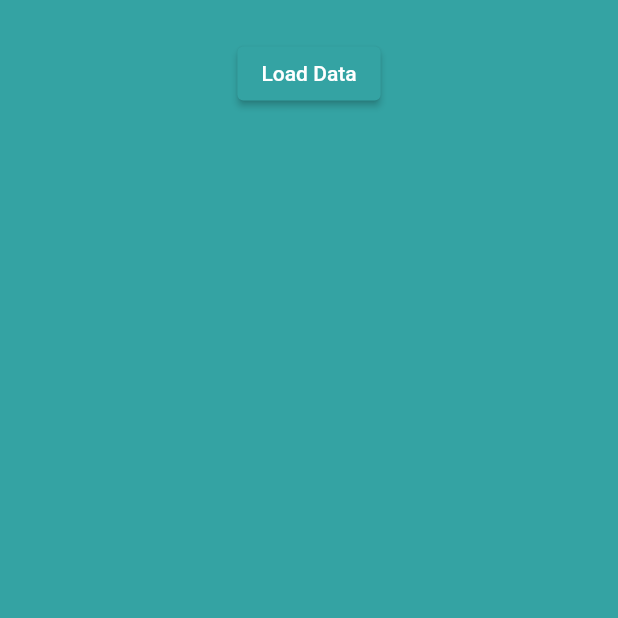
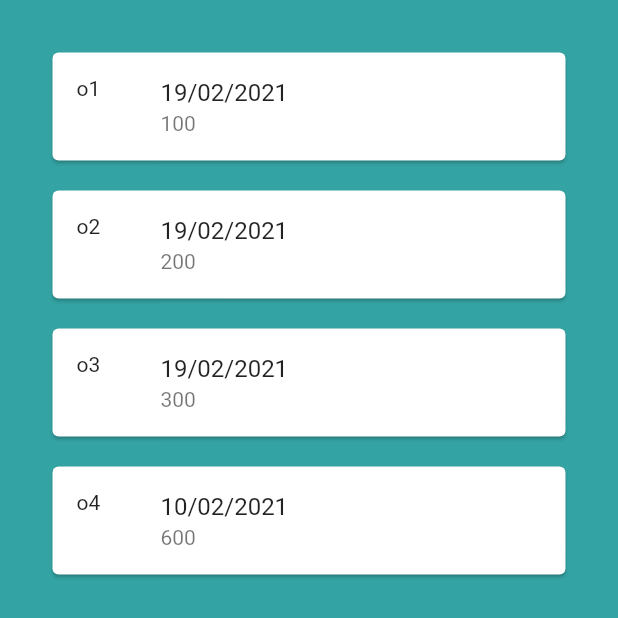
Before and after one commit to FY-ProjectX/task_app, a Flutter app: the HomePage screen opened directly, on a phone screen of 412 x 824 dp, the top half of it. Run offline on Flutter 3.47's test engine with Material 2 defaults, Android fonts, the light colour scheme and no system bars; our stand-ins replace get.

Commit message:
final ready

```diff
--- a/assets/orders.json
+++ b/assets/orders.json
@@ -14,6 +14,11 @@
         "id": "o3",
         "date": "19/02/2021",
         "cost": "300"
+      },
+      {
+        "id": "o4",
+        "date": "10/02/2021",
+        "cost": "600"
       }
     ]
   }
--- a/lib/pages/CustomerDashboard.dart
+++ b/lib/pages/CustomerDashboard.dart
@@ -96,6 +96,12 @@ class _HomePageState extends State<HomePage> {
     });
   }
 
+  @override
+  void initState() {
+    super.initState();
+    readJson();
+  }
+
   Widget build(BuildContext context) {
     return Scaffold(
       backgroundColor: Color.fromRGBO(52, 163, 163, 1.0),
@@ -103,14 +109,6 @@ class _HomePageState extends State<HomePage> {
         padding: const EdgeInsets.all(25),
         child: Column(
           children: [
-            ElevatedButton(
-              child: Text('Load Data'),
-              onPressed: readJson,
-              style: ElevatedButton.styleFrom(
-                primary: Color.fromRGBO(52, 163, 163, 1.0),
-              ),
-            ),
-
             // Display the data loaded from sample.json
             _items.length > 0
                 ? Expanded(
```
